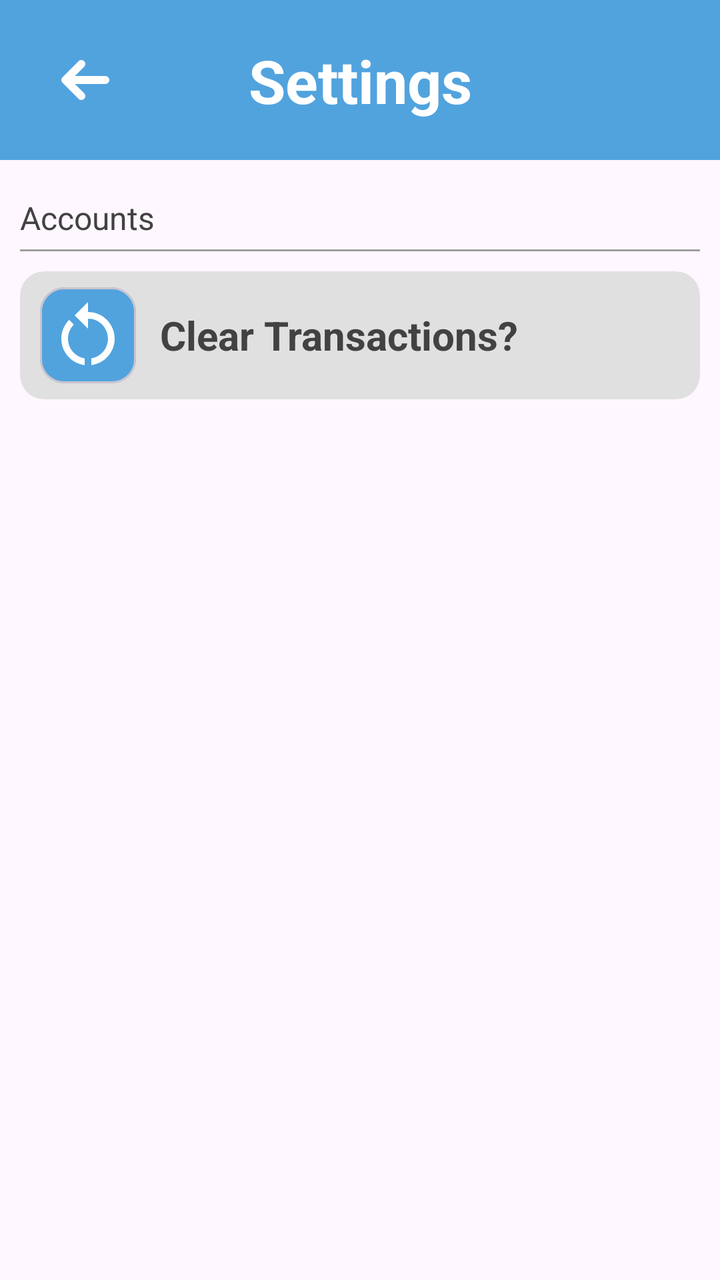
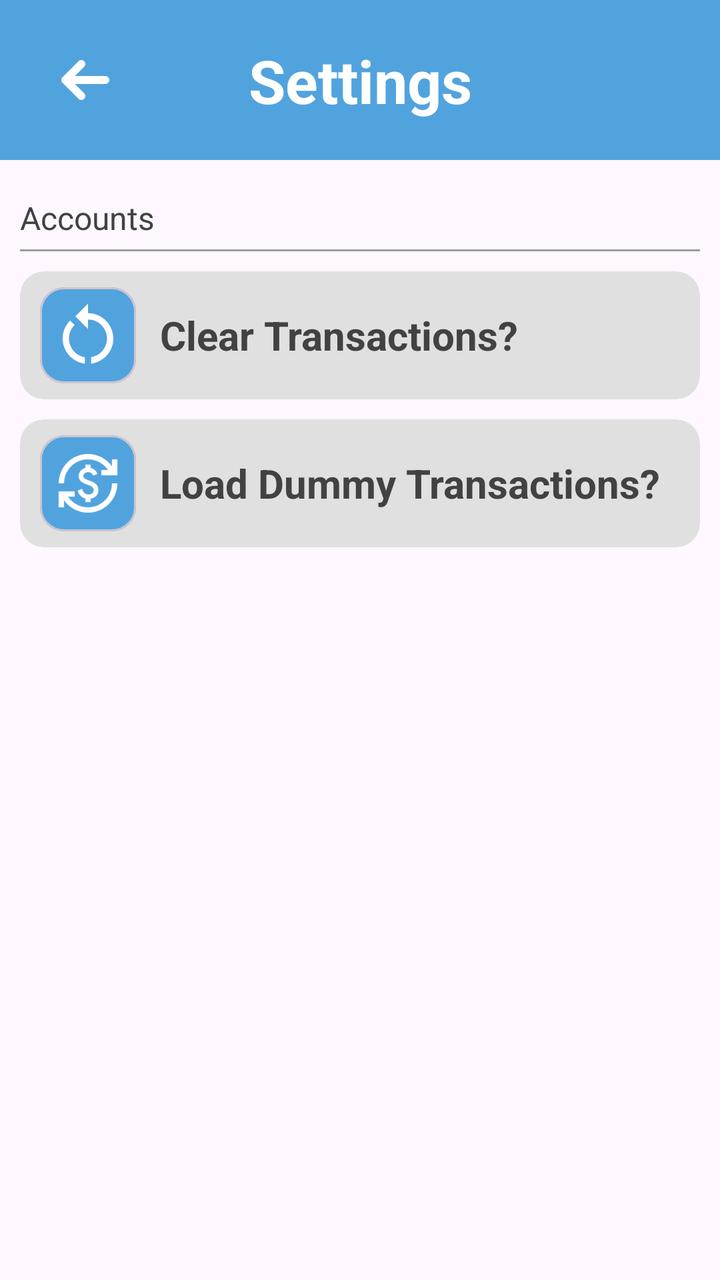

Compare the two renders of this Android layout. The source of the first and the diff that turns it into the second are given below.
<!-- AndroidManifest.xml: application theme Theme.BudgieApp -->
<!-- res/layout/activity_settings_menu.xml -->
<?xml version="1.0" encoding="utf-8"?>
<androidx.constraintlayout.widget.ConstraintLayout xmlns:android="http://schemas.android.com/apk/res/android"
    xmlns:app="http://schemas.android.com/apk/res-auto"
    xmlns:tools="http://schemas.android.com/tools"
    android:id="@+id/main"
    android:layout_width="match_parent"
    android:layout_height="match_parent"
    tools:context=".SettingsMenuActivity">

    
    <androidx.constraintlayout.widget.ConstraintLayout
        android:id="@+id/header"
        android:layout_width="0dp"
        android:layout_height="80dp"
        android:background="@color/background_header"
        android:paddingHorizontal="10dp"

        app:layout_constraintEnd_toEndOf="parent"
        app:layout_constraintStart_toStartOf="parent"
        app:layout_constraintTop_toTopOf="parent">

        <ImageButton
            android:id="@+id/btnBack"
            android:layout_width="64dp"
            android:layout_height="64dp"
            android:background="@android:color/transparent"
            app:layout_constraintBottom_toBottomOf="parent"
            app:layout_constraintStart_toStartOf="parent"
            app:layout_constraintTop_toTopOf="parent"

            app:srcCompat="@drawable/baseline_arrow_back_24"
            app:tint="@color/white"
            tools:layout_editor_absoluteX="16dp" />

        <TextView
            android:id="@+id/txtHeader"
            android:layout_width="wrap_content"
            android:layout_height="wrap_content"
            android:text="Settings"
            android:textColor="@color/white"
            android:textSize="30sp"
            android:textStyle="bold"

            app:layout_constraintBottom_toBottomOf="parent"
            app:layout_constraintEnd_toEndOf="parent"
            app:layout_constraintStart_toStartOf="parent"
            app:layout_constraintTop_toTopOf="parent" />

    </androidx.constraintlayout.widget.ConstraintLayout>
    

    <LinearLayout
        android:layout_width="match_parent"
        android:layout_height="wrap_content"
        android:orientation="vertical"
        android:paddingHorizontal="10dp"
        app:layout_constraintStart_toStartOf="parent"
        app:layout_constraintTop_toBottomOf="@id/header">

        <TextView
            android:id="@+id/txtAccounts"
            android:layout_width="wrap_content"
            android:layout_height="wrap_content"
            android:layout_marginTop="18dp"
            android:text="Accounts"
            android:textColor="@color/soft_black"
            android:textSize="16sp" />

        <View
            android:id="@+id/breaker"
            android:layout_width="wrap_content"
            android:layout_height="1dp"
            android:layout_marginTop="5dp"
            android:background="@color/grey_transparent" />

        <androidx.constraintlayout.widget.ConstraintLayout
            android:layout_width="match_parent"
            android:layout_height="wrap_content"
            android:layout_marginTop="10dp"
            android:orientation="vertical">

            <com.google.android.material.card.MaterialCardView
                android:id="@+id/btnClearTransactions"
                android:layout_width="match_parent"
                android:layout_height="64dp"
                android:backgroundTint="#E0E0E0"
                app:strokeWidth="0dp"
                app:layout_constraintStart_toStartOf="parent"
                app:layout_constraintTop_toTopOf="parent">

                <com.google.android.material.card.MaterialCardView
                    android:id="@+id/iconBackground"
                    android:layout_width="48dp"
                    android:layout_height="48dp"
                    android:layout_gravity="center|start"
                    android:layout_marginStart="10dp"
                    android:backgroundTint="@color/background_header"
                    app:layout_constraintStart_toStartOf="parent"
                    app:layout_constraintTop_toTopOf="parent">

                    <ImageView
                        android:layout_width="40dp"
                        android:layout_height="40dp"
                        android:layout_gravity="center"
                        android:src="@drawable/baseline_restart_alt_24" />

                </com.google.android.material.card.MaterialCardView>


                <TextView
                    android:layout_width="wrap_content"
                    android:layout_height="wrap_content"
                    android:layout_marginStart="70dp"
                    android:text="Clear Transactions?"
                    android:layout_gravity="center_vertical"
                    android:textColor="@color/soft_black"
                    android:textSize="20sp"
                    android:textStyle="bold"
                    app:layout_constraintBottom_toBottomOf="@id/iconBackground"
                    app:layout_constraintStart_toEndOf="@id/iconBackground"
                    app:layout_constraintTop_toTopOf="parent" />

            </com.google.android.material.card.MaterialCardView>
        </androidx.constraintlayout.widget.ConstraintLayout>


    </LinearLayout>

</androidx.constraintlayout.widget.ConstraintLayout>
<!-- resources referenced by this layout -->
<resources>
  <color name="background_header">#51A3DE</color>
  <color name="grey_transparent">#9E9E9E</color>
  <color name="soft_black">#424242</color>
  <color name="white">#FFFFFFFF</color>
  <!-- drawable baseline_arrow_back_24 (drawable) -->
  <vector xmlns:android="http://schemas.android.com/apk/res/android"
      android:width="32dp"
      android:height="32dp"
      android:viewportWidth="24"
      android:viewportHeight="24"
      android:autoMirrored="true">
  
      <path
          android:pathData="M20,12H5 M11,6L5,12L11,18"
          android:fillColor="@android:color/transparent"
          android:strokeColor="@android:color/white"
          android:strokeWidth="3"
          android:strokeLineCap="round"
          android:strokeLineJoin="round" />
  
  </vector>
  <!-- drawable baseline_restart_alt_24 (drawable) -->
  <vector xmlns:android="http://schemas.android.com/apk/res/android" android:height="32dp" android:tint="#FFFFFF" android:viewportHeight="24" android:viewportWidth="24" android:width="32dp">
        
      <path android:fillColor="@android:color/white" android:pathData="M12,5V2L8,6l4,4V7c3.31,0 6,2.69 6,6c0,2.97 -2.17,5.43 -5,5.91v2.02c3.95,-0.49 7,-3.85 7,-7.93C20,8.58 16.42,5 12,5z"/>
        
      <path android:fillColor="@android:color/white" android:pathData="M6,13c0,-1.65 0.67,-3.15 1.76,-4.24L6.34,7.34C4.9,8.79 4,10.79 4,13c0,4.08 3.05,7.44 7,7.93v-2.02C8.17,18.43 6,15.97 6,13z"/>
      
  </vector>
  <style name="Theme.BudgieApp" parent="Base.Theme.BudgieApp" />
  <style name="Base.Theme.BudgieApp" parent="Theme.Material3.DayNight.NoActionBar">
          
          
          <item name="android:textColor">#000000</item>
      </style>
</resources>

<!-- the commit's change to res/layout/activity_settings_menu.xml (unified diff, before → after) -->
@@ -99,8 +99,8 @@
                     app:layout_constraintTop_toTopOf="parent">
 
                     <ImageView
-                        android:layout_width="40dp"
-                        android:layout_height="40dp"
+                        android:layout_width="38dp"
+                        android:layout_height="38dp"
                         android:layout_gravity="center"
                         android:src="@drawable/baseline_restart_alt_24" />
 
@@ -121,6 +121,58 @@
                     app:layout_constraintTop_toTopOf="parent" />
 
             </com.google.android.material.card.MaterialCardView>
+
+        </androidx.constraintlayout.widget.ConstraintLayout>
+
+        <androidx.constraintlayout.widget.ConstraintLayout
+            android:layout_width="match_parent"
+            android:layout_height="wrap_content"
+            android:layout_marginTop="10dp"
+            android:orientation="vertical">
+
+            <com.google.android.material.card.MaterialCardView
+                android:id="@+id/btnLoadTransactions"
+                android:layout_width="match_parent"
+                android:layout_height="64dp"
+                android:backgroundTint="#E0E0E0"
+                app:strokeWidth="0dp"
+                app:layout_constraintStart_toStartOf="parent"
+                app:layout_constraintTop_toTopOf="parent">
+
+                <com.google.android.material.card.MaterialCardView
+                    android:id="@+id/icon2Background"
+                    android:layout_width="48dp"
+                    android:layout_height="48dp"
+                    android:layout_gravity="center|start"
+                    android:layout_marginStart="10dp"
+                    android:backgroundTint="@color/background_header"
+                    app:layout_constraintStart_toStartOf="parent"
+                    app:layout_constraintTop_toTopOf="parent">
+
+                    <ImageView
+                        android:layout_width="32dp"
+                        android:layout_height="32dp"
+                        android:layout_gravity="center"
+                        android:src="@drawable/baseline_currency_exchange_24" />
+
+                </com.google.android.material.card.MaterialCardView>
+
+
+                <TextView
+                    android:layout_width="wrap_content"
+                    android:layout_height="wrap_content"
+                    android:layout_marginStart="70dp"
+                    android:text="Load Dummy Transactions?"
+                    android:layout_gravity="center_vertical"
+                    android:textColor="@color/soft_black"
+                    android:textSize="20sp"
+                    android:textStyle="bold"
+                    app:layout_constraintBottom_toBottomOf="@id/iconBackground"
+                    app:layout_constraintStart_toEndOf="@id/iconBackground"
+                    app:layout_constraintTop_toTopOf="parent" />
+
+            </com.google.android.material.card.MaterialCardView>
+
         </androidx.constraintlayout.widget.ConstraintLayout>
 
 
<!-- resource entries referenced after the edit -->
@@ -21,6 +21,12 @@
           android:strokeLineJoin="round" />
   
   </vector>
+  <!-- drawable baseline_currency_exchange_24 (drawable) -->
+  <vector xmlns:android="http://schemas.android.com/apk/res/android" android:height="32dp" android:tint="#FFFFFF" android:viewportHeight="24" android:viewportWidth="24" android:width="32dp">
+        
+      <path android:fillColor="@android:color/white" android:pathData="M12.89,11.1c-1.78,-0.59 -2.64,-0.96 -2.64,-1.9c0,-1.02 1.11,-1.39 1.81,-1.39c1.31,0 1.79,0.99 1.9,1.34l1.58,-0.67C15.39,8.03 14.72,6.56 13,6.24V5h-2v1.26C8.52,6.82 8.51,9.12 8.51,9.22c0,2.27 2.25,2.91 3.35,3.31c1.58,0.56 2.28,1.07 2.28,2.03c0,1.13 -1.05,1.61 -1.98,1.61c-1.82,0 -2.34,-1.87 -2.4,-2.09L8.1,14.75c0.63,2.19 2.28,2.78 2.9,2.96V19h2v-1.24c0.4,-0.09 2.9,-0.59 2.9,-3.22C15.9,13.15 15.29,11.93 12.89,11.1zM3,21H1v-6h6v2l-2.48,0c1.61,2.41 4.36,4 7.48,4c4.97,0 9,-4.03 9,-9h2c0,6.08 -4.92,11 -11,11c-3.72,0 -7.01,-1.85 -9,-4.67L3,21zM1,12C1,5.92 5.92,1 12,1c3.72,0 7.01,1.85 9,4.67L21,3h2v6h-6V7l2.48,0C17.87,4.59 15.12,3 12,3c-4.97,0 -9,4.03 -9,9H1z"/>
+      
+  </vector>
   <!-- drawable baseline_restart_alt_24 (drawable) -->
   <vector xmlns:android="http://schemas.android.com/apk/res/android" android:height="32dp" android:tint="#FFFFFF" android:viewportHeight="24" android:viewportWidth="24" android:width="32dp">
         
